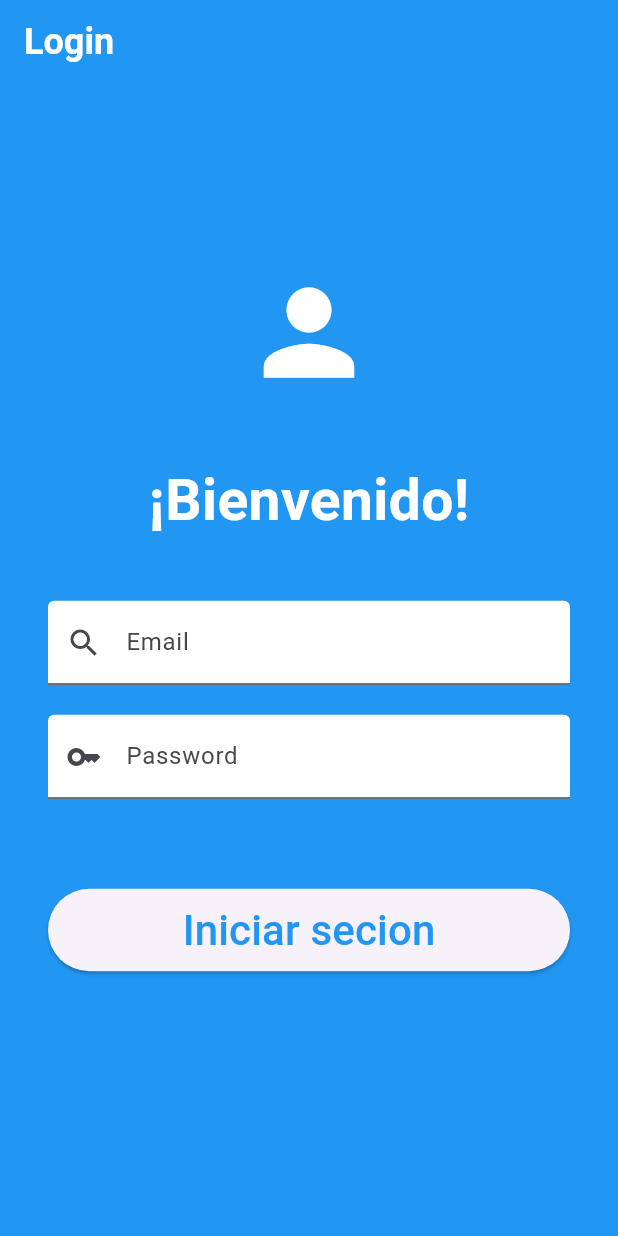
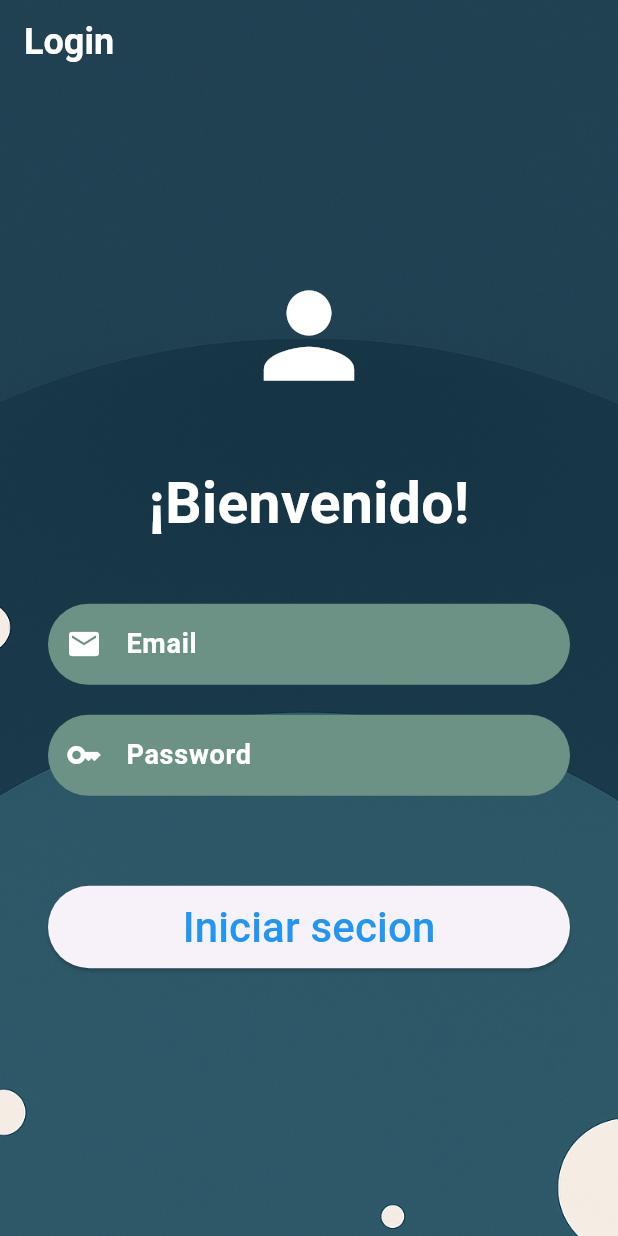
Before and after one commit to davisvielma/proyecto_app_movil_is, a Flutter app: the screen it shows after launch, on a phone screen of 412 x 824 dp. Run offline on Flutter 3.47's test engine with Material 3 defaults, Android fonts, the light colour scheme and no system bars.

Commit message:
Mejorando login

```diff
--- a/lib/main.dart
+++ b/lib/main.dart
@@ -21,7 +21,7 @@ class MainApp extends StatelessWidget {
         future: Future.delayed(Duration.zero, () => auth.isLoggedIn),
         builder: (context, snapshot) {
           if (snapshot.connectionState == ConnectionState.done) {
-            return snapshot.data == true ? HomePage(auth: auth) : LoginPage();
+            return snapshot.data == true ? HomePage(auth: auth) : LoginPage(auth: auth);
           }
           return CircularProgressIndicator();
         },
--- a/lib/screen/home_page.dart
+++ b/lib/screen/home_page.dart
@@ -21,7 +21,7 @@ class HomePage extends StatelessWidget {
                 auth.logout();
                 Navigator.pushAndRemoveUntil(
                   context,
-                  MaterialPageRoute(builder: (context) => LoginPage()),
+                  MaterialPageRoute(builder: (context) => LoginPage(auth: auth)),
                   (Route<dynamic> route) => false,
                 );
               },
--- a/lib/screen/login_page.dart
+++ b/lib/screen/login_page.dart
@@ -2,7 +2,9 @@ import 'package:flutter/material.dart';
 import 'package:sistema_peaje/services/auth_service.dart';
 
 class LoginPage extends StatefulWidget {
-  const LoginPage({super.key});
+  final AuthService auth;
+
+  const LoginPage({super.key, required this.auth});
 
   @override
   State<LoginPage> createState() => _LoginPageState();
@@ -13,7 +15,6 @@ class _LoginPageState extends State<LoginPage> {
   TextEditingController passwordController = TextEditingController();
   String email = '';
   String password = '';
-  AuthService auth = AuthService();
 
   @override
   Widget build(BuildContext context) {
@@ -34,11 +35,11 @@ class _LoginPageState extends State<LoginPage> {
       body: Stack(
         children: [
           // Imagen de fondo
-          // Positioned.fill(
-          //   child: Image.asset('assets/images/login_bg.jpg', fit: BoxFit.cover),
-          // ),
+          Positioned.fill(
+            child: Image.asset('assets/images/login.png', fit: BoxFit.cover),
+          ),
           // Capa semitransparente para mejorar legibilidad
-          Container(color: Colors.blue),
+          Container(color: Colors.transparent),
 
           // Contenido
           Padding(
@@ -60,11 +61,39 @@ class _LoginPageState extends State<LoginPage> {
                 ),
                 TextField(
                   controller: emailController,
+                  style: TextStyle(
+                    color: Colors.white,
+                  ), // Color del texto ingresado
                   decoration: InputDecoration(
                     labelText: 'Email',
+                    labelStyle: TextStyle(
+                      color: Colors.white,
+                      fontWeight: FontWeight.bold,
+                      fontSize: 18,
+                    ), // Color del label
+                    hintStyle: TextStyle(color: Colors.white), // Color del hint
                     filled: true,
-                    fillColor: Colors.white,
-                    prefixIcon: Icon((Icons.search)),
+                    fillColor: const Color.fromRGBO(108, 146, 134, 1),
+                    prefixIcon: Icon(Icons.email, color: Colors.white),
+                    border: OutlineInputBorder(
+                      // Borde normal
+                      borderRadius: BorderRadius.circular(60),
+                      borderSide: BorderSide.none, // Sin borde visible
+                    ),
+                    enabledBorder: OutlineInputBorder(
+                      // Borde cuando está habilitado
+                      borderRadius: BorderRadius.circular(60),
+                      borderSide: BorderSide.none,
+                    ),
+                    focusedBorder: OutlineInputBorder(
+                      // Borde cuando está enfocado
+                      borderRadius: BorderRadius.circular(60),
+                      borderSide: BorderSide.none,
+                    ),
+                    contentPadding: EdgeInsets.symmetric(
+                      vertical: 15.0,
+                      horizontal: 20.0,
+                    ),
                   ),
                   onChanged: (text) {
                     setState(() {
@@ -75,11 +104,39 @@ class _LoginPageState extends State<LoginPage> {
                 SizedBox(height: 20),
                 TextField(
                   controller: passwordController,
+                  style: TextStyle(
+                    color: Colors.white,
+                  ), // Color del texto ingresado
                   decoration: InputDecoration(
                     labelText: 'Password',
+                    labelStyle: TextStyle(
+                      color: Colors.white,
+                      fontWeight: FontWeight.bold,
+                      fontSize: 18,
+                    ), // Color del label
+                    hintStyle: TextStyle(color: Colors.white), // Color del hint
                     filled: true,
-                    fillColor: Colors.white,
-                    prefixIcon: Icon((Icons.key)),
+                    fillColor: const Color.fromRGBO(108, 146, 134, 1),
+                    prefixIcon: Icon(Icons.key, color: Colors.white),
+                    border: OutlineInputBorder(
+                      // Borde normal
+                      borderRadius: BorderRadius.circular(60),
+                      borderSide: BorderSide.none, // Sin borde visible
+                    ),
+                    enabledBorder: OutlineInputBorder(
+                      // Borde cuando está habilitado
+                      borderRadius: BorderRadius.circular(60),
+                      borderSide: BorderSide.none,
+                    ),
+                    focusedBorder: OutlineInputBorder(
+                      // Borde cuando está enfocado
+                      borderRadius: BorderRadius.circular(60),
+                      borderSide: BorderSide.none,
+                    ),
+                    contentPadding: EdgeInsets.symmetric(
+                      vertical: 15.0,
+                      horizontal: 20.0,
+                    ),
                   ),
                   obscureText: true,
                   onChanged: (text) {
@@ -103,7 +160,7 @@ class _LoginPageState extends State<LoginPage> {
                     ),
                     onPressed: () async {
                       if (email.isNotEmpty && password.isNotEmpty) {
-                        await auth.login(email, password);
+                        await widget.auth.login(email, password);
                       }
                     },
                   ),
```
Also changed, not shown: assets/images/login.png (added), 1 other file.
